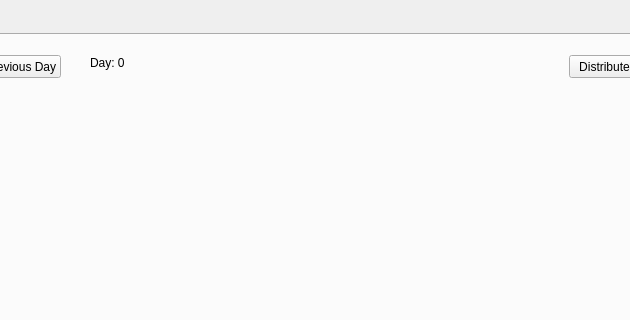
Robin-Dillen/PSE, file mainwindow.ui: the form before one commit; both pictures show x 221 to 851 and y 0 to 320 of the 949 by 555 pixel window.
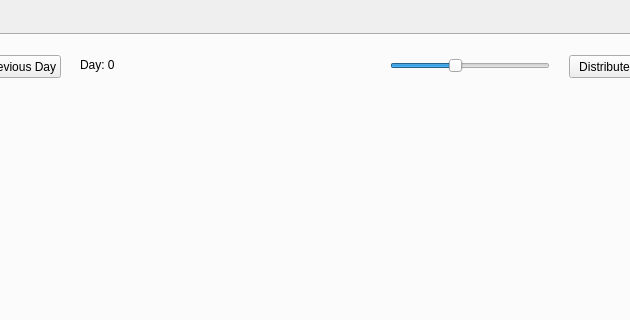
The form after the commit.

Commit message: fixed segfault + added speed slider

The edit to the form file:
```diff
--- a/mainwindow.ui
+++ b/mainwindow.ui
@@ -82,10 +82,10 @@
        <widget class="QLabel" name="DayText">
         <property name="geometry">
          <rect>
-          <x>300</x>
+             <x>290</x>
           <y>20</y>
-          <width>251</width>
-          <height>16</height>
+             <width>101</width>
+             <height>20</height>
          </rect>
         </property>
         <property name="text">
@@ -131,6 +131,34 @@
                   <string>Return</string>
               </property>
           </widget>
+          <widget class="QSlider" name="SpeedSlider">
+              <property name="geometry">
+                  <rect>
+                      <x>600</x>
+                      <y>20</y>
+                      <width>160</width>
+                      <height>22</height>
+                  </rect>
+              </property>
+              <property name="accessibleName">
+                  <string/>
+              </property>
+              <property name="minimum">
+                  <number>1</number>
+              </property>
+              <property name="maximum">
+                  <number>500</number>
+              </property>
+              <property name="value">
+                  <number>200</number>
+              </property>
+              <property name="orientation">
+                  <enum>Qt::Horizontal</enum>
+              </property>
+              <property name="invertedAppearance">
+                  <bool>false</bool>
+              </property>
+          </widget>
           <zorder>ReturnButton</zorder>
           <zorder>StopButton</zorder>
           <zorder>StartButton</zorder>
```
Left out of the diff: 65 changed lines with no effect on the pictures. Lines whose indentation alone changed are shown as unchanged. The commit also changes 7 other files.
